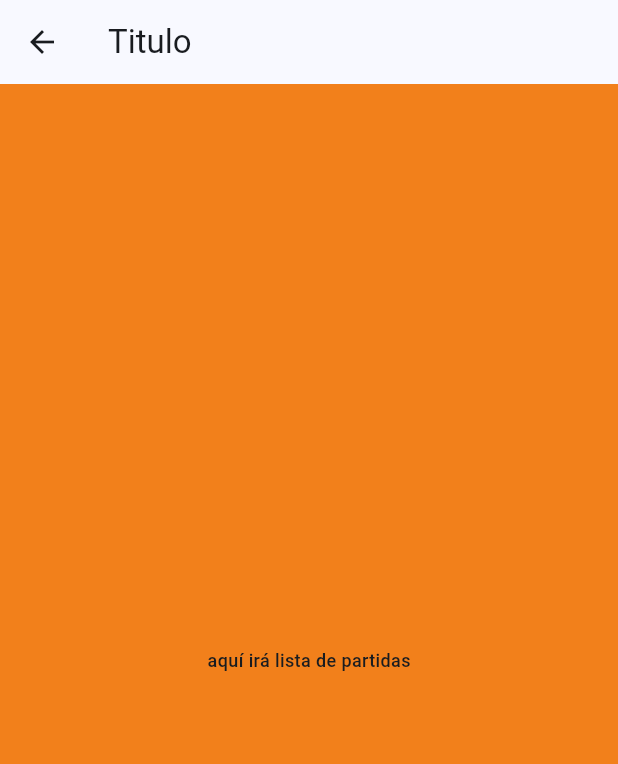
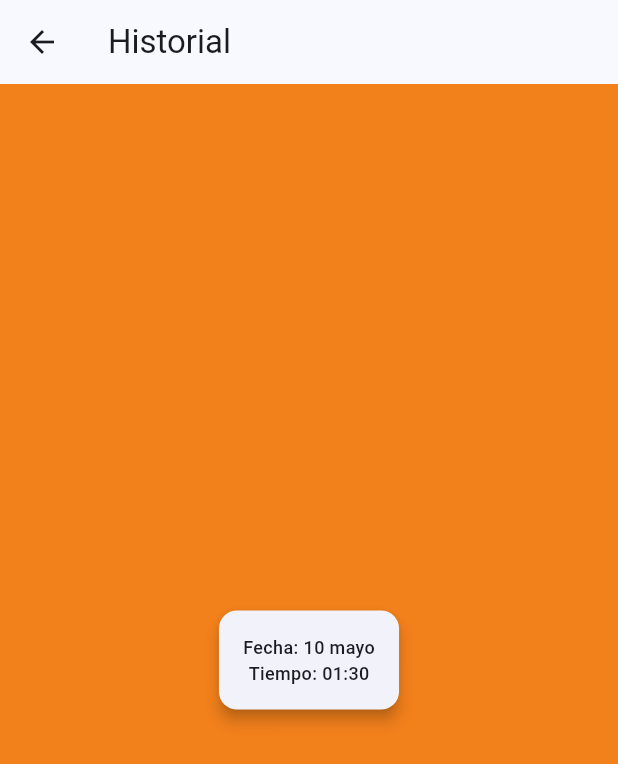
Before and after one commit to danielmnz/3479A321_2021479044, a Flutter app: the screen it shows after launch, after a tap on "Test -> Ir a Historial", on a phone screen of 412 x 824 dp. Shown: the top 764 px of the screen. Run offline on Flutter 3.47's test engine with Material 3 defaults, Android fonts, the phone set to English and light mode, and no system bars; our stand-ins replace logger.

Commit message:
historial (model game_result)

```diff
--- a/lib/main.dart
+++ b/lib/main.dart
@@ -44,7 +44,7 @@ class MyApp extends StatelessWidget {
       routes: {
         '/menu': (context) => const MenuScreen(),
         '/game': (context) => const MinesweeperScreen(),
-        '/history': (context) => const HistoryScreen(),
+        '/history': (context) => HistoryScreen(),
         '/about': (context) => const AboutScreen(),
       },
     );
--- /dev/null
+++ b/lib/models/game_result.dart
@@ -0,0 +1,11 @@
+class GameResult {
+ final String date;
+ final String timeSpent;
+ final bool isVictory;
+
+ GameResult({
+   required this.date,
+   required this.timeSpent,
+   required this.isVictory
+ });
+}
--- a/lib/ui/screens/history_screen.dart
+++ b/lib/ui/screens/history_screen.dart
@@ -1,16 +1,35 @@
 import 'package:flutter/material.dart';
+import 'package:probando_flutter_lab1/models/game_result.dart';
 
 class HistoryScreen extends StatelessWidget {
-  const HistoryScreen({super.key});
+  HistoryScreen({super.key});
+
+  final GameResult game = GameResult(
+    date: '10 mayo',
+    timeSpent: '01:30',
+    isVictory: true,
+  );
 
   @override
   Widget build(BuildContext context) {
     return Scaffold(
       appBar: AppBar(
-        title: Text("Titulo"),
+        title: Text("Historial"),
       ),
       body: Center(
-        child: Text("aquí irá lista de partidas"),
+        child: Card(
+          elevation: 4,
+          child: Padding(
+            padding: const EdgeInsets.all(16.0),
+            child: Column(
+              mainAxisSize: MainAxisSize.min,
+              children: [
+                Text('Fecha: ${game.date}'),
+                Text('Tiempo: ${game.timeSpent}')
+              ],
+            ),
+          ),
+        ),
       ),
     );
   }
```
